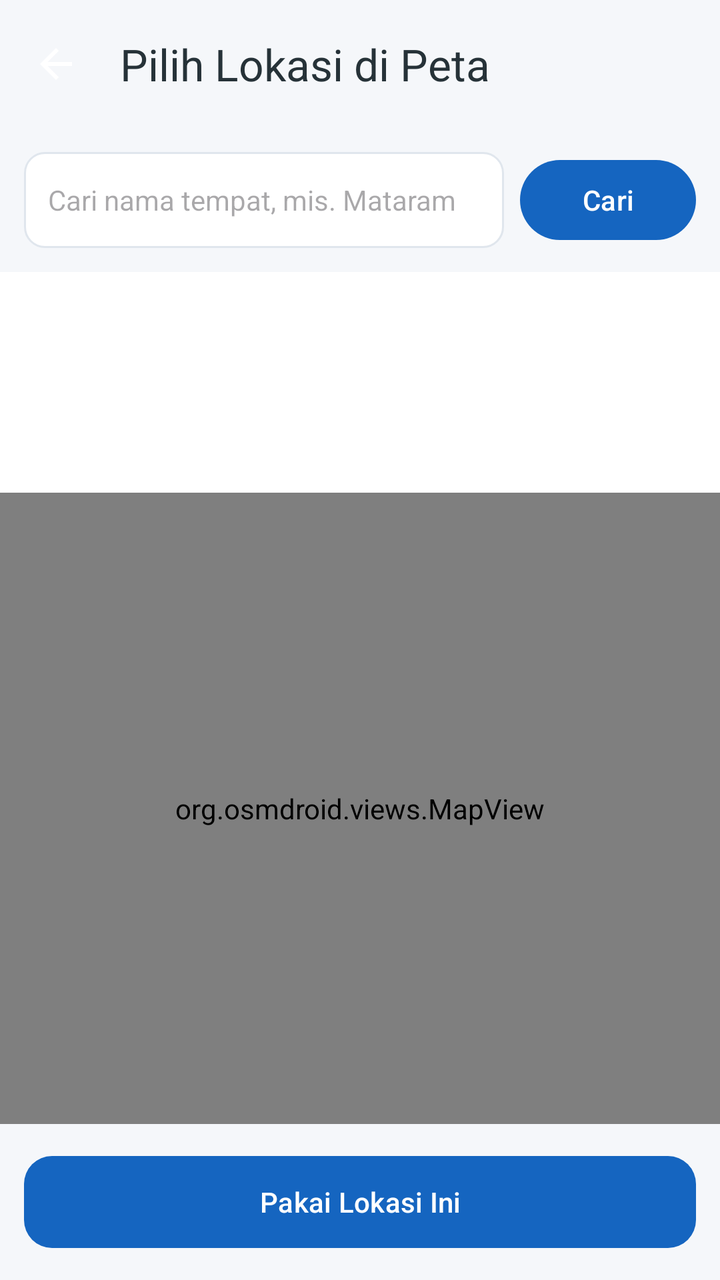
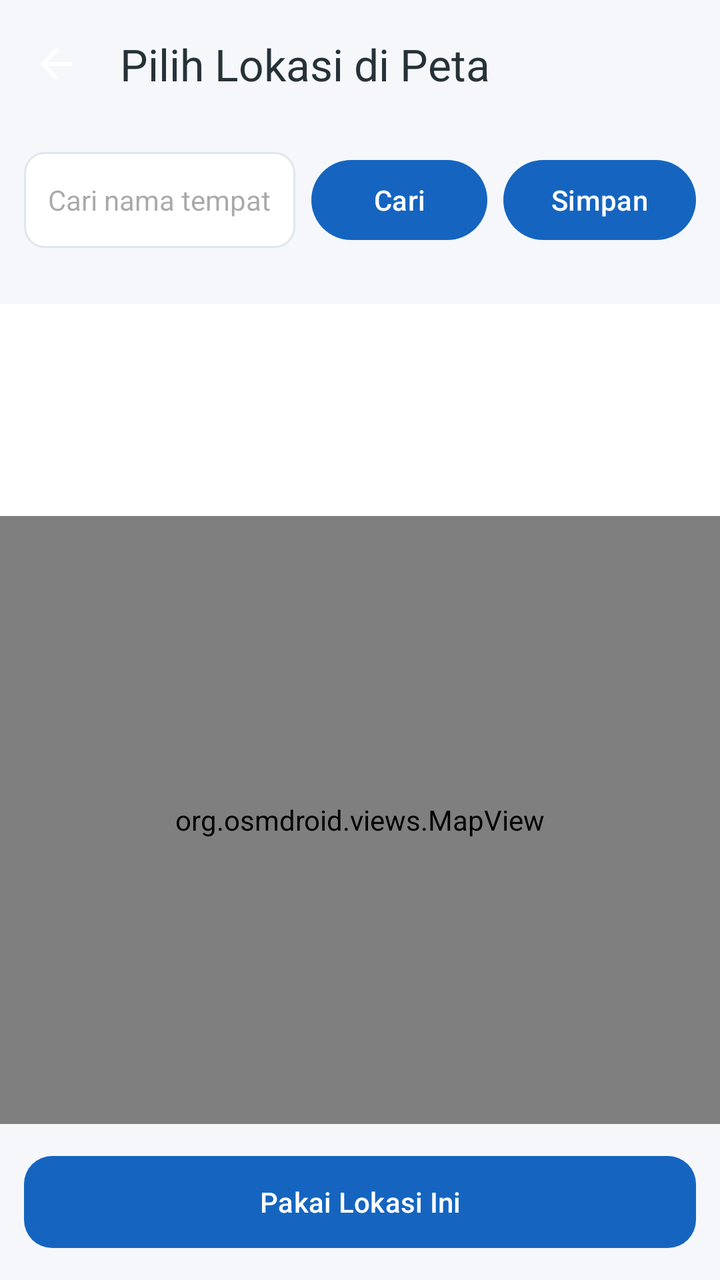

Two renders of the same Android screen: before a commit and after it. Below are the layout's source before the change and the commit's diff.
<!-- AndroidManifest.xml: application theme Theme.AbsensiJplb -->
<!-- res/layout/activity_map_picker.xml -->
<?xml version="1.0" encoding="utf-8"?>
<LinearLayout xmlns:android="http://schemas.android.com/apk/res/android"
    xmlns:app="http://schemas.android.com/apk/res-auto"
    android:layout_width="match_parent"
    android:layout_height="match_parent"
    android:orientation="vertical"
    android:background="@color/background">

    <com.google.android.material.appbar.MaterialToolbar
        android:id="@+id/toolbar"
        android:layout_width="match_parent"
        android:layout_height="?attr/actionBarSize"
        app:title="@string/map_title"
        app:titleTextColor="@color/text"
        app:navigationIcon="@drawable/ic_arrow_back" />

    <LinearLayout
        android:layout_width="match_parent"
        android:layout_height="wrap_content"
        android:orientation="horizontal"
        android:padding="12dp">

        <EditText
            android:id="@+id/etSearch"
            android:layout_width="0dp"
            android:layout_height="48dp"
            android:layout_weight="1"
            android:hint="@string/map_search_hint"
            android:inputType="text"
            android:background="@drawable/bg_input_field"
            android:paddingStart="12dp"
            android:paddingEnd="12dp"
            android:textColor="@color/text"
            android:textSize="14sp" />

        <Button
            android:id="@+id/btnSearch"
            android:layout_width="wrap_content"
            android:layout_height="48dp"
            android:layout_marginStart="8dp"
            android:text="@string/map_search" />
    </LinearLayout>

    <ListView
        android:id="@+id/listResults"
        android:layout_width="match_parent"
        android:layout_height="0dp"
        android:layout_weight="0.35"
        android:background="@color/surface"
        android:divider="@color/stroke"
        android:dividerHeight="1dp" />

    <org.osmdroid.views.MapView
        android:id="@+id/map"
        android:layout_width="match_parent"
        android:layout_height="0dp"
        android:layout_weight="1" />

    <com.google.android.material.button.MaterialButton
        android:id="@+id/btnUseLocation"
        android:layout_width="match_parent"
        android:layout_height="54dp"
        android:layout_margin="12dp"
        android:text="@string/map_use"
        app:cornerRadius="14dp" />
</LinearLayout>
<!-- resources referenced by this layout -->
<resources>
  <color name="background">#F5F7FA</color>
  <color name="stroke">#E0E6ED</color>
  <color name="surface">#FFFFFF</color>
  <color name="text">#263238</color>
  <!-- drawable bg_input_field (drawable) -->
  <?xml version="1.0" encoding="utf-8"?>
  <shape xmlns:android="http://schemas.android.com/apk/res/android" android:shape="rectangle">
      <solid android:color="@color/surface" />
      <stroke android:width="1dp" android:color="@color/stroke" />
      <corners android:radius="10dp" />
  </shape>
  <!-- drawable ic_arrow_back (drawable) -->
  <?xml version="1.0" encoding="utf-8"?>
  <vector xmlns:android="http://schemas.android.com/apk/res/android"
      android:width="24dp"
      android:height="24dp"
      android:viewportWidth="24"
      android:viewportHeight="24">
      <path
          android:fillColor="#FFFFFF"
          android:pathData="M20,11H7.83l5.59,-5.59L12,4l-8,8 8,8 1.41,-1.41L7.83,13H20v-2z" />
  </vector>
  <string name="map_search">Cari</string>
  <string name="map_search_hint">Cari nama tempat, mis. Mataram</string>
  <string name="map_title">Pilih Lokasi di Peta</string>
  <string name="map_use">Pakai Lokasi Ini</string>
  <style name="Theme.AbsensiJplb" parent="Theme.Material3.DayNight.NoActionBar">
          <item name="colorPrimary">@color/primary</item>
          <item name="colorOnPrimary">@color/on_primary</item>
          <item name="colorSurface">@color/surface</item>
          <item name="android:windowBackground">@color/background</item>
          <item name="android:statusBarColor">@color/primary_dark</item>
          <item name="android:navigationBarColor">@color/surface</item>
          <item name="android:windowLightNavigationBar" tools:targetApi="27">true</item>
      </style>
  <color name="primary">#1565C0</color>
  <color name="on_primary">#FFFFFF</color>
  <color name="primary_dark">#0D47A1</color>
</resources>

<!-- the commit's change to res/layout/activity_map_picker.xml (unified diff, before → after) -->
@@ -39,7 +39,27 @@
             android:layout_height="48dp"
             android:layout_marginStart="8dp"
             android:text="@string/map_search" />
+
+        <Button
+            android:id="@+id/btnSaveFavorite"
+            android:layout_width="wrap_content"
+            android:layout_height="48dp"
+            android:layout_marginStart="8dp"
+            android:text="@string/fav_save" />
     </LinearLayout>
+
+    <HorizontalScrollView
+        android:layout_width="match_parent"
+        android:layout_height="wrap_content"
+        android:scrollbars="none">
+
+        <LinearLayout
+            android:id="@+id/favContainer"
+            android:layout_width="wrap_content"
+            android:layout_height="wrap_content"
+            android:orientation="horizontal"
+            android:padding="8dp" />
+    </HorizontalScrollView>
 
     <ListView
         android:id="@+id/listResults"
<!-- resource entries referenced after the edit -->
@@ -22,6 +22,7 @@
           android:fillColor="#FFFFFF"
           android:pathData="M20,11H7.83l5.59,-5.59L12,4l-8,8 8,8 1.41,-1.41L7.83,13H20v-2z" />
   </vector>
+  <string name="fav_save">Simpan</string>
   <string name="map_search">Cari</string>
   <string name="map_search_hint">Cari nama tempat, mis. Mataram</string>
   <string name="map_title">Pilih Lokasi di Peta</string>
